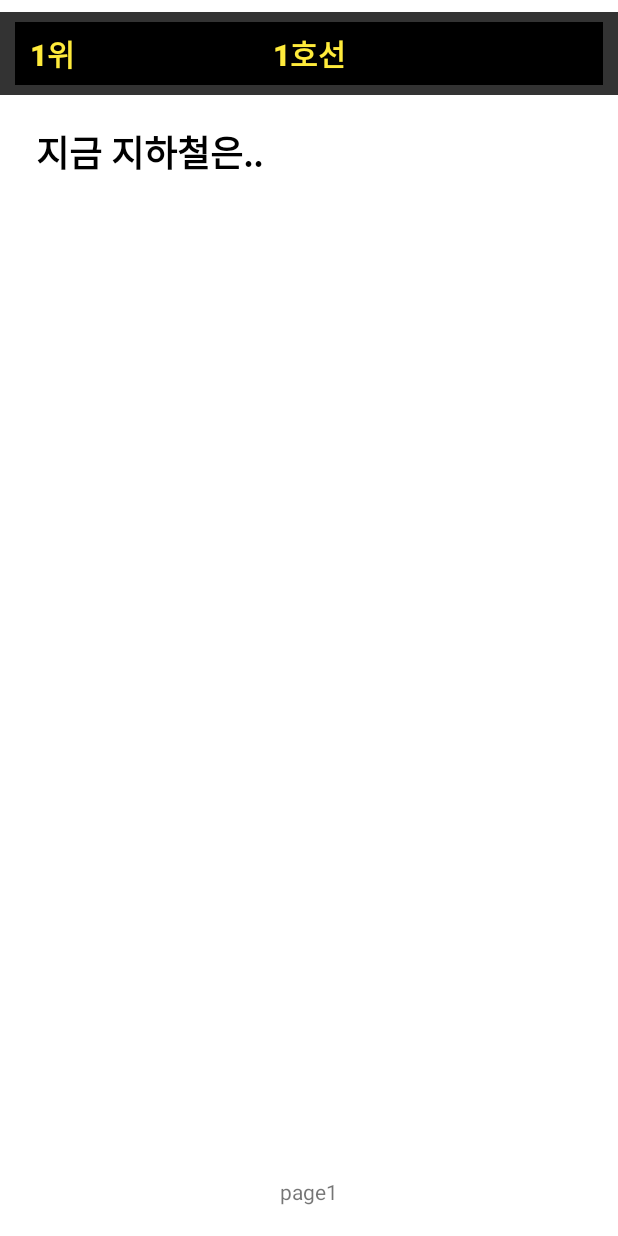
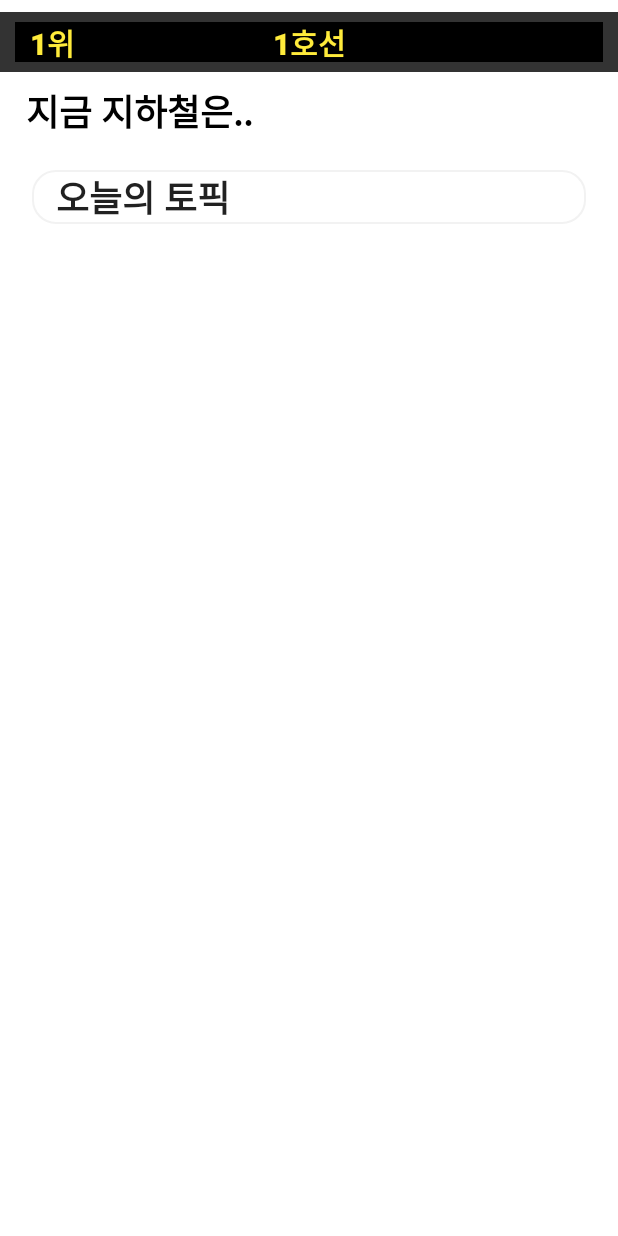
Before and after one commit to kookmin-sw/capstone-2023-28, an Android app: the layout fragment_main.xml on its own in the app's theme, with its tools: preview values and no code run, on a phone screen of 412 x 824 dp. Run offline under Robolectric (Android 15) with nearby library versions, the phone set to English and light mode, and no system bars.

Commit message:
Added shape_rectangle_with_border.xml and apply this to mainFragment(topic)

```diff
--- a/front/android/app/src/main/res/drawable/shape_rectangle_with_radius.xml
+++ b/front/android/app/src/main/res/drawable/shape_rectangle_with_border.xml
@@ -1,7 +1,8 @@
 <?xml version="1.0" encoding="utf-8"?>
+
 <shape xmlns:android="http://schemas.android.com/apk/res/android"
     android:shape="rectangle">
     <corners android:radius="15dp"/>
     <solid android:color="@color/white"/>
-
+    <stroke android:color="#F2F2F2" android:width="1dp"/>
 </shape>
--- a/front/android/app/src/main/res/layout/fragment_main.xml
+++ b/front/android/app/src/main/res/layout/fragment_main.xml
@@ -8,18 +8,10 @@
         android:layout_height="match_parent"
         android:paddingBottom="20dp">
 
-        <TextView
-            android:id="@+id/textView"
-            android:layout_width="match_parent"
-            android:layout_height="wrap_content"
-            android:gravity="center"
-            app:layout_constraintBottom_toBottomOf="parent"
-            tools:text="page1" />
-
         <androidx.constraintlayout.widget.ConstraintLayout
             android:id="@+id/constraintLayout"
-            android:layout_width="0dp"
-            android:layout_height="55dp"
+            android:layout_width="match_parent"
+            android:layout_height="40dp"
             android:layout_marginTop="8dp"
             android:background="@drawable/electronic_display"
             app:layout_constraintEnd_toEndOf="parent"
@@ -51,29 +43,63 @@
                 app:layout_constraintEnd_toEndOf="parent"
                 app:layout_constraintStart_toStartOf="parent"
                 app:layout_constraintTop_toTopOf="parent" />
+
         </androidx.constraintlayout.widget.ConstraintLayout>
+
+        <ScrollView
+            android:id="@+id/scrollView2"
+            android:layout_width="409dp"
+            android:layout_height="376dp"
+            android:layout_marginTop="8dp"
+            app:layout_constraintEnd_toEndOf="parent"
+            app:layout_constraintStart_toStartOf="parent"
+            app:layout_constraintTop_toBottomOf="@+id/constraintLayout">
+
+            <LinearLayout
+                android:layout_width="match_parent"
+                android:layout_height="wrap_content"
+                android:orientation="vertical">
 
                 <TextView
                     android:id="@+id/textView2"
                     android:layout_width="wrap_content"
                     android:layout_height="wrap_content"
-            android:layout_marginStart="24dp"
-            android:layout_marginTop="20dp"
+                    android:layout_marginStart="16dp"
                     android:text="지금 지하철은.."
                     android:textColor="#000000"
                     android:textSize="24sp"
-            android:textStyle="bold"
-            app:layout_constraintStart_toStartOf="parent"
-            app:layout_constraintTop_toBottomOf="@+id/constraintLayout" />
+                    android:textStyle="bold" />
 
                 <androidx.recyclerview.widget.RecyclerView
                     android:id="@+id/subway_now_recyclerview"
                     android:layout_width="wrap_content"
                     android:layout_height="wrap_content"
-            android:layout_marginTop="1dp"
-            app:layout_constraintEnd_toEndOf="parent"
-            app:layout_constraintStart_toStartOf="parent"
-            app:layout_constraintTop_toBottomOf="@+id/textView2" />
+                    android:layout_marginTop="1dp" />
+
+                <LinearLayout
+                    android:layout_width="match_parent"
+                    android:layout_height="match_parent"
+                    android:layout_margin="20dp"
+                    android:background="@drawable/shape_rectangle_with_border"
+                    android:orientation="vertical">
+
+                    <TextView
+                        android:id="@+id/textView"
+                        android:layout_width="wrap_content"
+                        android:layout_height="wrap_content"
+                        android:layout_marginStart="16dp"
+                        android:gravity="center"
+                        android:textAppearance="@style/TextAppearance.AppCompat.Large"
+                        android:textSize="24sp"
+                        android:textStyle="bold"
+                        tools:text="오늘의 토픽" />
+
+                    <androidx.recyclerview.widget.RecyclerView
+                        android:layout_width="match_parent"
+                        android:layout_height="match_parent" />
+                </LinearLayout>
+            </LinearLayout>
+        </ScrollView>
 
 
     </androidx.constraintlayout.widget.ConstraintLayout>
```
Lines whose indentation alone changed are shown as unchanged.
